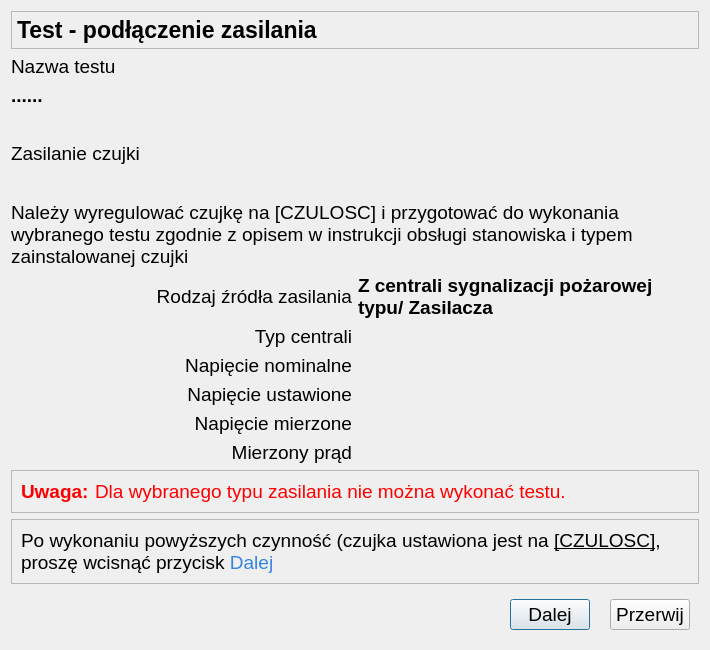
The window that CzujkiLinioweApp/oknozasilaniaczujki.ui (wiacekmarcin/CzujkiLiniowe) describes before a commit, drawn with Qt 5.
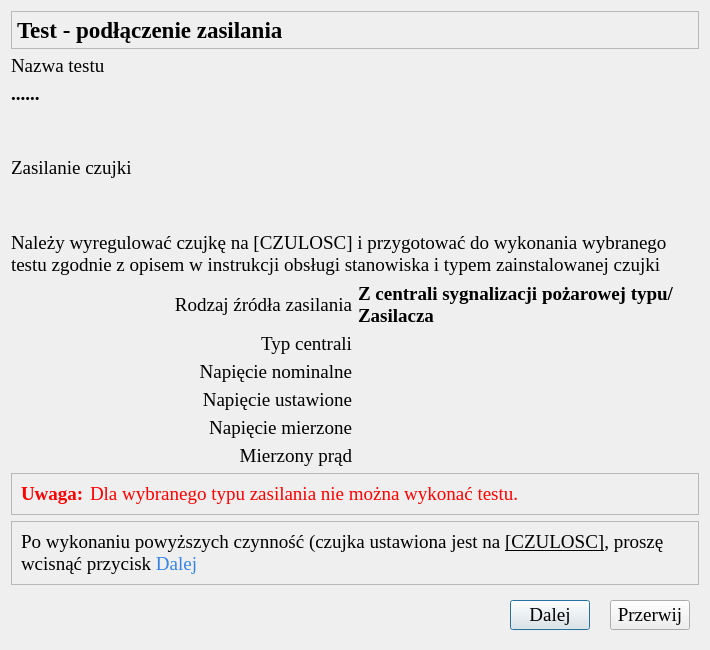
The same window after the commit. Icons and pictures are not drawn.

What changed in the file:
```diff
--- a/CzujkiLinioweApp/oknozasilaniaczujki.ui
+++ b/CzujkiLinioweApp/oknozasilaniaczujki.ui
@@ -24,7 +24,7 @@
   </property>
   <property name="font">
    <font>
-    <family>Arial</family>
+    <family>Times New Roman</family>
     <pointsize>14</pointsize>
    </font>
   </property>
@@ -36,7 +36,7 @@
     <widget class="QLabel" name="napiecieMierz">
      <property name="font">
       <font>
-       <family>Arial</family>
+       <family>Times New Roman</family>
        <pointsize>14</pointsize>
        <bold>true</bold>
       </font>
@@ -50,7 +50,7 @@
     <widget class="QLabel" name="infoZasilanie">
      <property name="font">
       <font>
-       <family>Arial</family>
+       <family>Times New Roman</family>
        <pointsize>14</pointsize>
       </font>
      </property>
@@ -63,7 +63,7 @@
     <widget class="QLabel" name="lTestName">
      <property name="font">
       <font>
-       <family>Arial</family>
+       <family>Times New Roman</family>
        <pointsize>14</pointsize>
       </font>
      </property>
@@ -79,7 +79,7 @@
     <widget class="QLabel" name="lNapiecieUst">
      <property name="font">
       <font>
-       <family>Arial</family>
+       <family>Times New Roman</family>
        <pointsize>14</pointsize>
       </font>
      </property>
@@ -95,7 +95,7 @@
     <widget class="QLabel" name="lPradMierz">
      <property name="font">
       <font>
-       <family>Arial</family>
+       <family>Times New Roman</family>
        <pointsize>14</pointsize>
       </font>
      </property>
@@ -144,7 +144,7 @@
         </property>
         <property name="font">
          <font>
-          <family>Arial</family>
+          <family>Times New Roman</family>
           <pointsize>17</pointsize>
           <bold>true</bold>
          </font>
@@ -167,7 +167,7 @@
      </property>
      <property name="font">
       <font>
-       <family>Arial</family>
+       <family>Times New Roman</family>
        <pointsize>14</pointsize>
       </font>
      </property>
@@ -183,7 +183,7 @@
     <widget class="QLabel" name="lTypCentrali">
      <property name="font">
       <font>
-       <family>Arial</family>
+       <family>Times New Roman</family>
        <pointsize>14</pointsize>
       </font>
      </property>
@@ -208,7 +208,7 @@
        <widget class="QLabel" name="label">
         <property name="font">
          <font>
-          <family>Arial</family>
+          <family>Times New Roman</family>
           <pointsize>14</pointsize>
           <bold>true</bold>
          </font>
@@ -225,7 +225,7 @@
        <widget class="QLabel" name="label_2">
         <property name="font">
          <font>
-          <family>Arial</family>
+          <family>Times New Roman</family>
           <pointsize>14</pointsize>
          </font>
         </property>
@@ -266,7 +266,7 @@
        <widget class="QLabel" name="info2">
         <property name="font">
          <font>
-          <family>Arial</family>
+          <family>Times New Roman</family>
           <pointsize>14</pointsize>
          </font>
         </property>
@@ -285,7 +285,7 @@
     <widget class="QLabel" name="lNapiecieMierz">
      <property name="font">
       <font>
-       <family>Arial</family>
+       <family>Times New Roman</family>
        <pointsize>14</pointsize>
       </font>
      </property>
@@ -314,7 +314,7 @@
     <widget class="QLabel" name="napiecieUst">
      <property name="font">
       <font>
-       <family>Arial</family>
+       <family>Times New Roman</family>
        <pointsize>14</pointsize>
        <bold>true</bold>
       </font>
@@ -328,7 +328,7 @@
     <widget class="QLabel" name="pradMierz">
      <property name="font">
       <font>
-       <family>Arial</family>
+       <family>Times New Roman</family>
        <pointsize>14</pointsize>
        <bold>true</bold>
       </font>
@@ -342,7 +342,7 @@
     <widget class="QLabel" name="rodzajZasilania">
      <property name="font">
       <font>
-       <family>Arial</family>
+       <family>Times New Roman</family>
        <pointsize>14</pointsize>
        <bold>true</bold>
       </font>
@@ -359,7 +359,7 @@
     <widget class="QLabel" name="lrodzaj">
      <property name="font">
       <font>
-       <family>Arial</family>
+       <family>Times New Roman</family>
        <pointsize>14</pointsize>
       </font>
      </property>
@@ -432,7 +432,7 @@
     <widget class="QLabel" name="typCentrali">
      <property name="font">
       <font>
-       <family>Arial</family>
+       <family>Times New Roman</family>
        <pointsize>14</pointsize>
        <bold>true</bold>
       </font>
@@ -446,7 +446,7 @@
     <widget class="QLabel" name="testName">
      <property name="font">
       <font>
-       <family>Arial</family>
+       <family>Times New Roman</family>
        <pointsize>14</pointsize>
        <bold>true</bold>
       </font>
@@ -460,7 +460,7 @@
     <widget class="QLabel" name="enomVoltege">
      <property name="font">
       <font>
-       <family>Arial</family>
+       <family>Times New Roman</family>
        <pointsize>14</pointsize>
       </font>
      </property>
@@ -476,7 +476,7 @@
     <widget class="QLabel" name="nominalVolt">
      <property name="font">
       <font>
-       <family>Arial</family>
+       <family>Times New Roman</family>
        <pointsize>14</pointsize>
        <bold>true</bold>
       </font>
```
